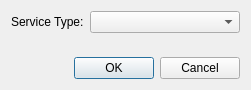
Qt form ui/ServiceSelector.ui (dmzgroup/css) before a commit.
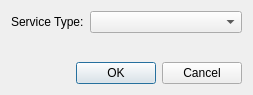
The same form after that commit.

```diff
--- a/ui/ServiceSelector.ui
+++ b/ui/ServiceSelector.ui
@@ -6,8 +6,8 @@
    <rect>
     <x>0</x>
     <y>0</y>
-    <width>251</width>
-    <height>90</height>
+    <width>253</width>
+    <height>95</height>
    </rect>
   </property>
   <property name="windowTitle">
```
